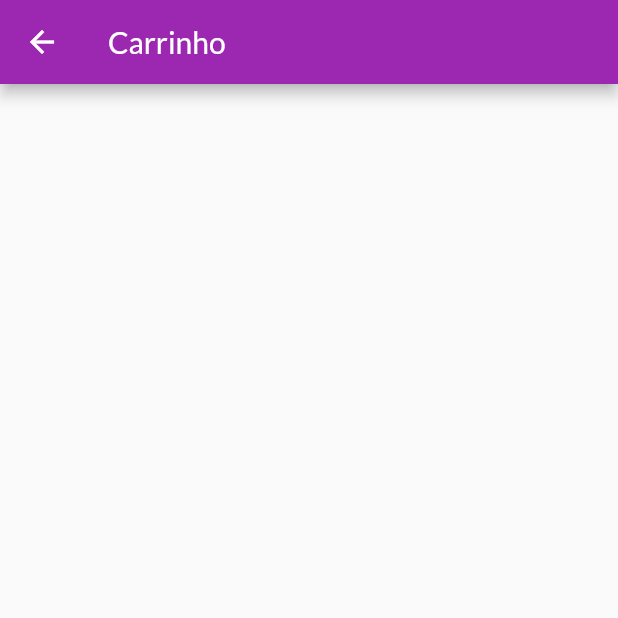
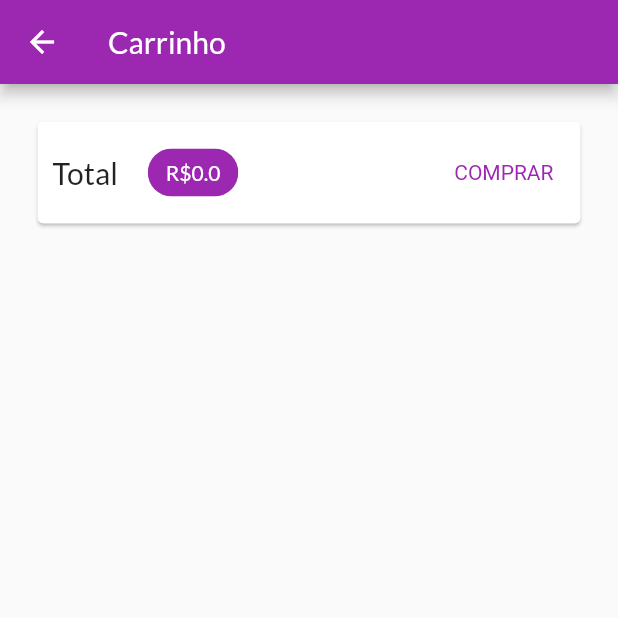
Before and after one commit to PedroH-Peres/SimpleShopApp-Flutter, a Flutter app: the CartPage screen opened by its route, on a phone screen of 412 x 824 dp, the top half of it. Run offline on Flutter 3.47's test engine with Material 2 defaults, Android fonts, the light colour scheme and no system bars; missing offline and left inert: dart:html; network calls fail.

Commit message:
Add Cart Page

```diff
--- /dev/null
+++ b/lib/components/cart_itemwidget.dart
@@ -0,0 +1,16 @@
+import 'package:flutter/material.dart';
+import 'package:flutter/src/foundation/key.dart';
+import 'package:flutter/src/widgets/framework.dart';
+
+import '../models/cart_item.dart';
+
+class CartItemWidget extends StatelessWidget {
+  final CartItem cartItem;
+
+  const CartItemWidget({Key? key, required this.cartItem}) : super(key: key);
+
+  @override
+  Widget build(BuildContext context) {
+    return Text(cartItem.name);
+  }
+}
--- a/lib/pages/cart_page.dart
+++ b/lib/pages/cart_page.dart
@@ -1,16 +1,57 @@
 import 'package:flutter/material.dart';
 import 'package:flutter/src/foundation/key.dart';
 import 'package:flutter/src/widgets/framework.dart';
+import 'package:provider/provider.dart';
+import 'package:shop/components/cart_itemwidget.dart';
+
+import '../models/cart.dart';
 
 class CartPage extends StatelessWidget {
   const CartPage({Key? key}) : super(key: key);
 
   @override
   Widget build(BuildContext context) {
+    final Cart cart = Provider.of(context);
+    final items = cart.items.values.toList();
+
     return Scaffold(
       appBar: AppBar(
         title: const Text('Carrinho'),
       ),
+      body: Column(
+        children: [
+          Card(
+            margin: const EdgeInsets.all(25),
+            child: Padding(padding: const EdgeInsets.all(10),
+              child: Row(
+                mainAxisAlignment: MainAxisAlignment.spaceBetween,
+                children: [
+                  Text('Total',
+                  style: TextStyle(fontSize: 20, ),
+                  ),
+                  SizedBox(width: 20),
+                  Chip(label: Text("R\$${cart.totalAmount}", style: TextStyle(color: Colors.white),),
+                  backgroundColor: Theme.of(context).colorScheme.primary,),
+                  Spacer(),
+                  TextButton(
+                    child: Text("COMPRAR"),
+                    style: TextButton.styleFrom(
+                      textStyle: TextStyle(color: Theme.of(context).colorScheme.primary)
+                    ),
+                    onPressed: (){},
+                  )
+                ],
+              ),
+            )
+          ),
+          Expanded(
+            child: ListView.builder(
+              itemCount: items.length,
+              itemBuilder: (ctx, index) => CartItemWidget(cartItem: items[index]),
+            ),
+          ),
+        ],
+      )
     );
   }
 }
```
